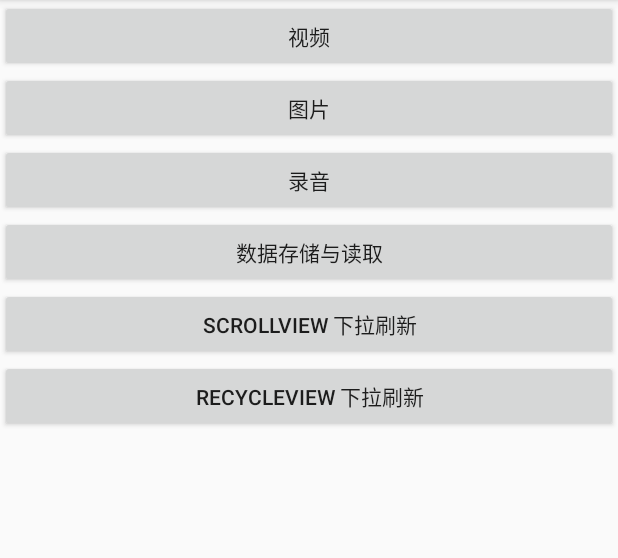
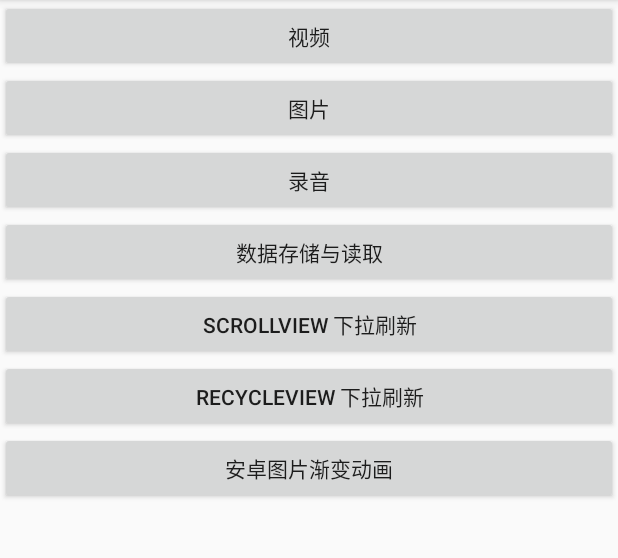
Before and after one commit to cuileikun/CuiMedia, an Android app: the screen it shows after launch (WelcomActivity), on a phone screen of 412 x 824 dp, the part 84-642 px from its top. Run offline under Robolectric (Android 15) with nearby library versions, the light colour scheme and no system bars; libraries missing offline, so code that uses them is left out: com.jcodecraeer.xrecyclerview, org.litepal; 2 statements that could not run were skipped.

Commit message:
增加动画

```diff
--- a/app/src/main/AndroidManifest.xml
+++ b/app/src/main/AndroidManifest.xml
@@ -83,7 +83,8 @@
         <activity android:name=".audio.second.AudioTestSecondActivity" />
         <activity android:name=".audio.third.AudioTestThirdActivity" />
         <activity android:name=".scrollpulldown.ScrollViewPullActivity" />
-        <activity android:name=".xrecycle.XRecyclerViewActivity"></activity>
+        <activity android:name=".xrecycle.XRecyclerViewActivity" />
+        <activity android:name=".animation.PicAnmaitionActivity"></activity>
     </application>
 
 </manifest>
--- a/app/src/main/java/com/example/mbcloud_cuilk/cuilkvedioplayer/WelcomActivity.java
+++ b/app/src/main/java/com/example/mbcloud_cuilk/cuilkvedioplayer/WelcomActivity.java
@@ -73,6 +73,12 @@ public class WelcomActivity extends AppCompatActivity {
                 startActivity(new Intent(WelcomActivity.this, XRecyclerViewActivity.class));
             }
         });
+        findViewById(R.id.btn_animation).setOnClickListener(new View.OnClickListener() {
+            @Override
+            public void onClick(View view) {
+                startActivity(new Intent(WelcomActivity.this,PicAnmaitionActivity.class));
+            }
+        });
     }
 
     private static long firstTime;
--- a/app/src/main/res/layout/activity_welcom.xml
+++ b/app/src/main/res/layout/activity_welcom.xml
@@ -39,4 +39,9 @@
         android:layout_width="match_parent"
         android:layout_height="wrap_content"
         android:text="RecycleView 下拉刷新" />
+    <Button
+        android:id="@+id/btn_animation"
+        android:layout_width="match_parent"
+        android:layout_height="wrap_content"
+        android:text="安卓图片渐变动画" />
 </LinearLayout>
```
Also changed, not shown: app/src/main/java/com/example/mbcloud_cuilk/cuilkvedioplayer/animation/PicAnmaitionActivity.java (added, +13 -0 lines), app/src/main/res/layout/activity_pic_anmaition.xml (added, +9 -0 lines).
